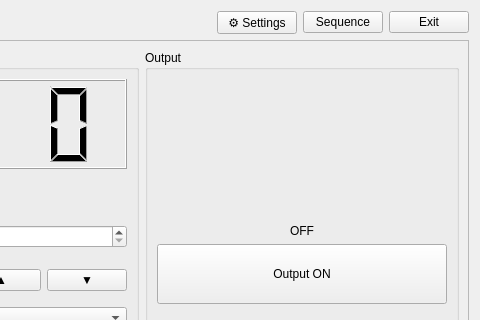
Above: ui/main_panel.ui from iLeVyy/NI_Analog_PS_Control before the change; both pictures show x 520 to 1000 and y 0 to 320 of the 1000 by 480 pixel window. Below: the same form after it.
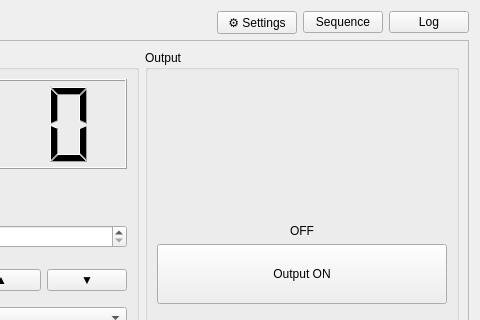
That is the form after the change.

What changed in the file:
```diff
--- a/ui/main_panel.ui
+++ b/ui/main_panel.ui
@@ -69,7 +69,7 @@
           <item>
             <widget class="QPushButton" name="btnExit">
               <property name="text">
-                <string>Exit</string>
+                <string>Log</string>
               </property>
               <property name="toolTip">
                 <string>Close PS Control (outputs go to the exit safe value).</string>
```
Left out of the diff: 4 changed lines with no effect on the pictures.
